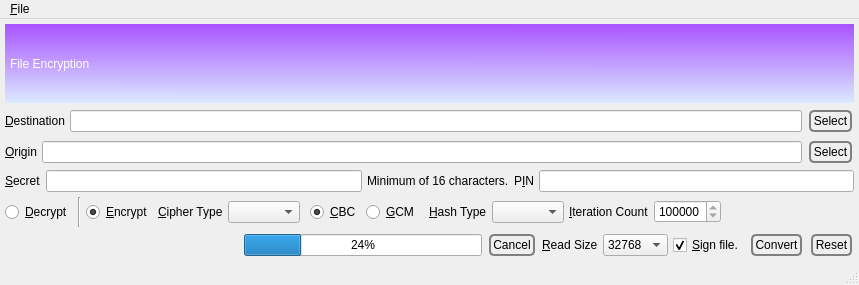
First picture: the form in branches/trunk/GoldBug-UI/encryptfile.ui, repository textbrowser/spot-on, before the edit.
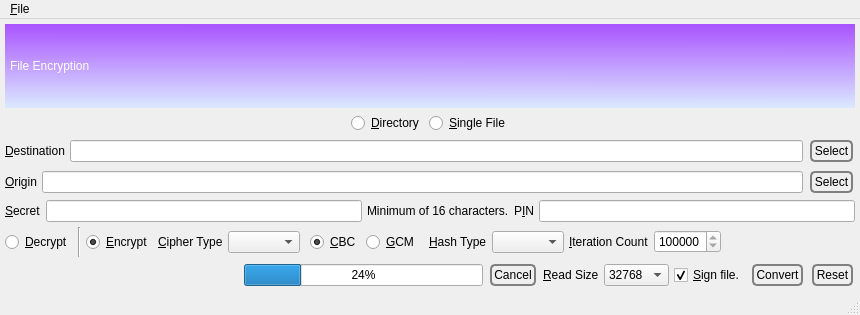
Second picture: the form after the edit. Icons and pictures are not drawn.

Diff of the .ui file:
```diff
--- a/branches/trunk/GoldBug-UI/encryptfile.ui
+++ b/branches/trunk/GoldBug-UI/encryptfile.ui
@@ -6,8 +6,8 @@
    <rect>
     <x>0</x>
     <y>0</y>
-    <width>859</width>
-    <height>285</height>
+    <width>860</width>
+    <height>315</height>
    </rect>
   </property>
   <property name="windowIcon">
@@ -52,6 +52,53 @@
       </property>
      </widget>
     </item>
+    <item>
+     <layout class="QHBoxLayout" name="horizontalLayout_4">
+      <item>
+       <spacer name="horizontalSpacer">
+        <property name="orientation">
+         <enum>Qt::Horizontal</enum>
+        </property>
+        <property name="sizeHint" stdset="0">
+         <size>
+          <width>40</width>
+          <height>20</height>
+         </size>
+        </property>
+       </spacer>
+      </item>
+      <item>
+       <widget class="QRadioButton" name="directory">
+        <property name="text">
+         <string>&amp;Directory</string>
+        </property>
+       </widget>
+      </item>
+      <item>
+       <widget class="QRadioButton" name="single_file">
+        <property name="text">
+         <string>&amp;Single File</string>
+        </property>
+        <property name="checked">
+         <bool>true</bool>
+        </property>
+       </widget>
+      </item>
+      <item>
+       <spacer name="horizontalSpacer_2">
+        <property name="orientation">
+         <enum>Qt::Horizontal</enum>
+        </property>
+        <property name="sizeHint" stdset="0">
+         <size>
+          <width>40</width>
+          <height>20</height>
+         </size>
+        </property>
+       </spacer>
+      </item>
+     </layout>
+    </item>
     <item>
      <layout class="QHBoxLayout" name="horizontalLayout_3">
       <property name="spacing">
@@ -497,8 +544,8 @@
     <rect>
      <x>0</x>
      <y>0</y>
-     <width>859</width>
-     <height>24</height>
+     <width>860</width>
+     <height>27</height>
     </rect>
    </property>
    <widget class="QMenu" name="menu_File">
```
Left out of the diff: 2 changed lines with no effect on the pictures.
